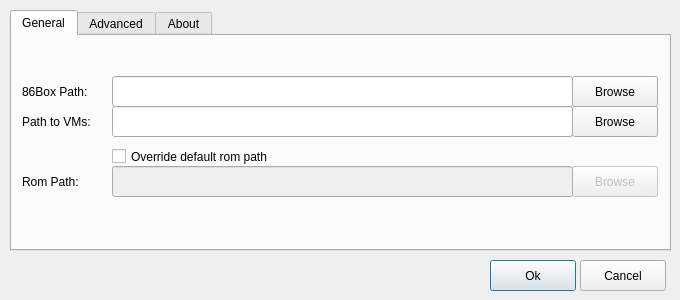
Before: the Qt Designer form ui/Settings.ui in insanemal/86box_manager_py, drawn with Qt 5.
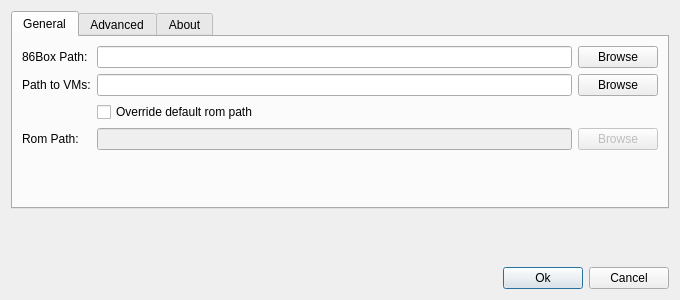
After: the same form once the commit is applied.

Commit message: Change UI to use layouts. This makes it scalable and easily usable on high dpi displays.

```diff
--- a/ui/Settings.ui
+++ b/ui/Settings.ui
@@ -16,15 +16,9 @@
   <property name="windowTitle">
    <string>Settings</string>
   </property>
+  <layout class="QVBoxLayout" name="verticalLayout">
+   <item>
   <widget class="QTabWidget" name="tabWidget">
-   <property name="geometry">
-    <rect>
-     <x>10</x>
-     <y>10</y>
-     <width>661</width>
-     <height>241</height>
-    </rect>
-   </property>
    <property name="currentIndex">
     <number>0</number>
    </property>
@@ -32,194 +26,154 @@
     <attribute name="title">
      <string>General</string>
     </attribute>
-    <widget class="QLineEdit" name="lineEdit">
-     <property name="geometry">
-      <rect>
-       <x>100</x>
-       <y>40</y>
-       <width>461</width>
-       <height>31</height>
-      </rect>
-     </property>
-    </widget>
-    <widget class="QLineEdit" name="lineEdit_2">
-     <property name="geometry">
-      <rect>
-       <x>100</x>
-       <y>70</y>
-       <width>461</width>
-       <height>31</height>
-      </rect>
-     </property>
-    </widget>
-    <widget class="QPushButton" name="browse86box">
-     <property name="geometry">
-      <rect>
-       <x>560</x>
-       <y>40</y>
-       <width>86</width>
-       <height>31</height>
-      </rect>
-     </property>
-     <property name="text">
-      <string>Browse</string>
-     </property>
-    </widget>
-    <widget class="QPushButton" name="browseVMstorage">
-     <property name="geometry">
-      <rect>
-       <x>560</x>
-       <y>70</y>
-       <width>86</width>
-       <height>31</height>
-      </rect>
-     </property>
-     <property name="text">
-      <string>Browse</string>
-     </property>
-    </widget>
-    <widget class="QPushButton" name="browseRoms">
-     <property name="enabled">
-      <bool>false</bool>
-     </property>
-     <property name="geometry">
-      <rect>
-       <x>560</x>
-       <y>130</y>
-       <width>86</width>
-       <height>31</height>
-      </rect>
-     </property>
-     <property name="text">
-      <string>Browse</string>
-     </property>
-    </widget>
-    <widget class="QLineEdit" name="lineEdit_3">
-     <property name="enabled">
-      <bool>false</bool>
-     </property>
-     <property name="geometry">
-      <rect>
-       <x>100</x>
-       <y>130</y>
-       <width>461</width>
-       <height>31</height>
-      </rect>
-     </property>
-    </widget>
+      <layout class="QFormLayout" name="formLayout">
+       <item row="0" column="0">
     <widget class="QLabel" name="label_3">
-     <property name="geometry">
-      <rect>
-       <x>10</x>
-       <y>40</y>
-       <width>101</width>
-       <height>31</height>
-      </rect>
-     </property>
      <property name="text">
       <string>86Box Path:</string>
      </property>
     </widget>
+       </item>
+       <item row="0" column="1">
+        <layout class="QHBoxLayout" name="horizontalLayout">
+         <item>
+          <widget class="QLineEdit" name="lineEdit"/>
+         </item>
+         <item>
+          <widget class="QPushButton" name="browse86box">
+           <property name="text">
+            <string>Browse</string>
+           </property>
+          </widget>
+         </item>
+        </layout>
+       </item>
+       <item row="1" column="0">
     <widget class="QLabel" name="label_4">
-     <property name="geometry">
-      <rect>
-       <x>10</x>
-       <y>70</y>
-       <width>91</width>
-       <height>31</height>
-      </rect>
-     </property>
      <property name="text">
       <string>Path to VMs:</string>
      </property>
     </widget>
-    <widget class="QLabel" name="label_5">
-     <property name="geometry">
-      <rect>
-       <x>10</x>
-       <y>130</y>
-       <width>101</width>
-       <height>31</height>
-      </rect>
-     </property>
+       </item>
+       <item row="1" column="1">
+        <layout class="QHBoxLayout" name="horizontalLayout_2">
+         <item>
+          <widget class="QLineEdit" name="lineEdit_2"/>
+         </item>
+         <item>
+          <widget class="QPushButton" name="browseVMstorage">
      <property name="text">
-      <string>Rom Path:</string>
-     </property>
-    </widget>
+            <string>Browse</string>
+           </property>
+          </widget>
+         </item>
+        </layout>
+       </item>
+       <item row="2" column="1">
     <widget class="QCheckBox" name="romCheck">
-     <property name="geometry">
-      <rect>
-       <x>100</x>
-       <y>110</y>
-       <width>211</width>
-       <height>21</height>
-      </rect>
-     </property>
      <property name="text">
       <string>Override default rom path</string>
      </property>
     </widget>
+       </item>
+       <item row="3" column="0">
+        <widget class="QLabel" name="label_5">
+         <property name="text">
+          <string>Rom Path:</string>
+         </property>
+        </widget>
+       </item>
+       <item row="3" column="1">
+        <layout class="QHBoxLayout" name="horizontalLayout_3">
+         <item>
+          <widget class="QLineEdit" name="lineEdit_3">
+           <property name="enabled">
+            <bool>false</bool>
+           </property>
+          </widget>
+         </item>
+         <item>
+          <widget class="QPushButton" name="browseRoms">
+           <property name="enabled">
+            <bool>false</bool>
+           </property>
+           <property name="text">
+            <string>Browse</string>
+           </property>
+          </widget>
+         </item>
+        </layout>
+       </item>
+       <item row="4" column="1">
+        <spacer name="verticalSpacer_3">
+         <property name="orientation">
+          <enum>Qt::Vertical</enum>
+         </property>
+         <property name="sizeHint" stdset="0">
+          <size>
+           <width>20</width>
+           <height>40</height>
+          </size>
+         </property>
+        </spacer>
+       </item>
+      </layout>
    </widget>
    <widget class="QWidget" name="advancedTab">
     <attribute name="title">
      <string>Advanced</string>
     </attribute>
+      <layout class="QVBoxLayout" name="verticalLayout_2">
+       <item>
     <widget class="QCheckBox" name="checkBox">
-     <property name="geometry">
-      <rect>
-       <x>10</x>
-       <y>10</y>
-       <width>181</width>
-       <height>20</height>
-      </rect>
-     </property>
      <property name="text">
       <string>Enable Logging to file</string>
      </property>
     </widget>
+       </item>
+       <item>
+        <layout class="QHBoxLayout" name="horizontalLayout_5">
+         <item>
     <widget class="QLineEdit" name="lineEdit_4">
      <property name="enabled">
       <bool>false</bool>
      </property>
-     <property name="geometry">
-      <rect>
-       <x>10</x>
-       <y>40</y>
-       <width>551</width>
-       <height>29</height>
-      </rect>
-     </property>
-    </widget>
+          </widget>
+         </item>
+         <item>
     <widget class="QPushButton" name="logBrowse">
      <property name="enabled">
       <bool>false</bool>
      </property>
-     <property name="geometry">
-      <rect>
-       <x>560</x>
-       <y>40</y>
-       <width>86</width>
-       <height>31</height>
-      </rect>
-     </property>
      <property name="text">
       <string>Browse</string>
      </property>
     </widget>
+         </item>
+        </layout>
+       </item>
+       <item>
+        <spacer name="verticalSpacer_2">
+         <property name="orientation">
+          <enum>Qt::Vertical</enum>
+         </property>
+         <property name="sizeHint" stdset="0">
+          <size>
+           <width>20</width>
+           <height>86</height>
+          </size>
+         </property>
+        </spacer>
+       </item>
+      </layout>
    </widget>
    <widget class="QWidget" name="aboutTab">
     <attribute name="title">
      <string>About</string>
     </attribute>
+      <layout class="QVBoxLayout" name="verticalLayout_3">
+       <item>
     <widget class="QLabel" name="label">
-     <property name="geometry">
-      <rect>
-       <x>40</x>
-       <y>0</y>
-       <width>311</width>
-       <height>51</height>
-      </rect>
-     </property>
      <property name="font">
       <font>
        <pointsize>19</pointsize>
@@ -229,30 +183,48 @@
       <string>86Box Manager Lite</string>
      </property>
     </widget>
+       </item>
+       <item>
     <widget class="QLabel" name="label_2">
-     <property name="geometry">
-      <rect>
-       <x>10</x>
-       <y>50</y>
-       <width>631</width>
-       <height>101</height>
-      </rect>
-     </property>
      <property name="text">
       <string>&lt;html&gt;&lt;head/&gt;&lt;body&gt;&lt;p&gt;A config manager for 86Box&lt;br/&gt;&lt;br/&gt;Version 0.0.1&lt;br/&gt;&lt;br/&gt;Copyright 2022 Malcolm Haak&lt;/p&gt;&lt;p&gt;Licenced under the &amp;lt;insert licence here&amp;gt;&lt;/p&gt;&lt;/body&gt;&lt;/html&gt;</string>
      </property>
     </widget>
-   </widget>
-  </widget>
+       </item>
+      </layout>
+     </widget>
+    </widget>
+   </item>
+   <item>
+    <spacer name="verticalSpacer">
+     <property name="orientation">
+      <enum>Qt::Vertical</enum>
+     </property>
+     <property name="sizeHint" stdset="0">
+      <size>
+       <width>20</width>
+       <height>4</height>
+      </size>
+     </property>
+    </spacer>
+   </item>
+   <item>
+    <layout class="QHBoxLayout" name="horizontalLayout_4">
+     <item>
+      <spacer name="horizontalSpacer">
+       <property name="orientation">
+        <enum>Qt::Horizontal</enum>
+       </property>
+       <property name="sizeHint" stdset="0">
+        <size>
+         <width>40</width>
+         <height>20</height>
+        </size>
+       </property>
+      </spacer>
+     </item>
+     <item>
   <widget class="QPushButton" name="settingsOK">
-   <property name="geometry">
-    <rect>
-     <x>490</x>
-     <y>260</y>
-     <width>86</width>
-     <height>31</height>
-    </rect>
-   </property>
    <property name="text">
     <string>Ok</string>
    </property>
@@ -260,19 +232,17 @@
     <bool>true</bool>
    </property>
   </widget>
+     </item>
+     <item>
   <widget class="QPushButton" name="settingsCancel">
-   <property name="geometry">
-    <rect>
-     <x>580</x>
-     <y>260</y>
-     <width>86</width>
-     <height>31</height>
-    </rect>
-   </property>
    <property name="text">
     <string>Cancel</string>
    </property>
   </widget>
+     </item>
+    </layout>
+   </item>
+  </layout>
  </widget>
  <resources/>
  <connections/>
```
Lines whose indentation alone changed are shown as unchanged. The commit also changes 7 other files.
